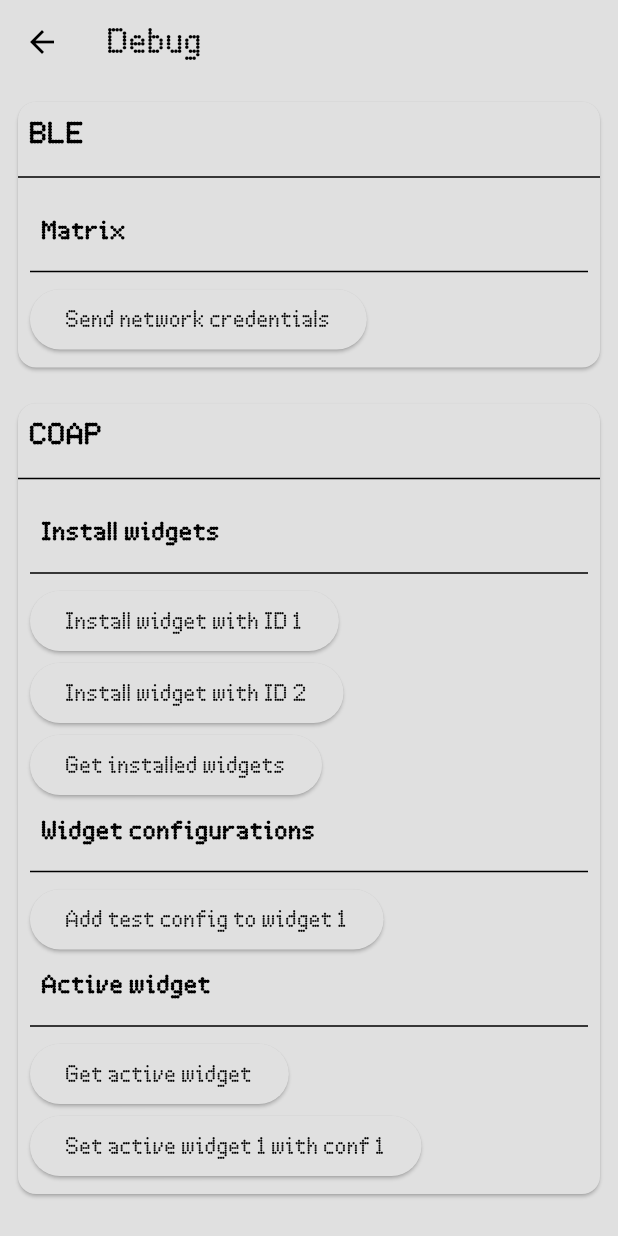
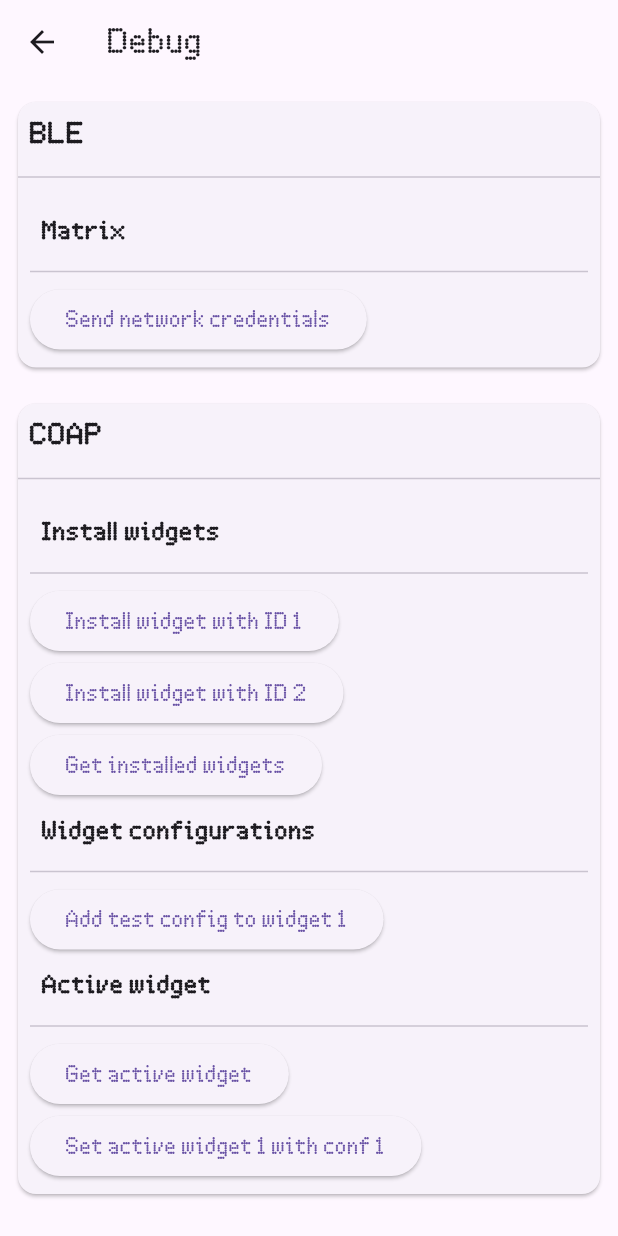
Before and after one commit to mosaico-matrix/mosaico-client, a Flutter app: the screen it shows after launch, after a tap on "Debug", on a phone screen of 412 x 824 dp. Run offline on Flutter 3.47's test engine with Material 3 defaults, Android fonts, the light colour scheme and no system bars; our stand-ins replace flutter_animate, flutter_blue_plus, flutter_slidable, fluttertoast, logger, lottie and 1 more; missing offline and left inert: coap, mosaico_flutter_core.

Commit message:
Moved theme to core package

```diff
--- a/lib/configuration/app_color_scheme.dart
+++ /dev/null
@@ -1,29 +0,0 @@
-import 'package:flutter/material.dart';
-
-class AppColorScheme {
-  static ColorScheme getDefaultColorScheme() {
-    return const ColorScheme(
-      primary: Color(0xFF000000),
-      // Customize your primary color
-      secondary: Color(0xFF0320DA),
-      // Customize your secondary color
-      surface: Color(0xFFE0E0E0),
-      // Customize your surface color
-      background: Color(0xFF202020),
-      // Customize your background color
-      error: Color(0xFFB00020),
-      // Customize your error color
-      onPrimary: Colors.white,
-      // Customize your onPrimary color
-      onSecondary: Colors.black,
-      // Customize your onSecondary color
-      onSurface: Colors.black,
-      // Customize your onSurface color
-      onBackground: Colors.black,
-      // Customize your onBackground color
-      onError: Colors.white,
-      // Customize your onError color
-      brightness: Brightness.light, // Specify the brightness
-    );
-  }
-}
--- a/lib/main.dart
+++ b/lib/main.dart
@@ -7,7 +7,7 @@ import 'package:mosaico/exceptions/exception_handler.dart';
 import 'package:mosaico/widgets/dash_button.dart';
 import 'package:mosaico/widgets/device_status_notch.dart';
 import 'package:mosaico/widgets/dialogs/toaster.dart';
-import 'configuration/app_color_scheme.dart';
+import 'package:mosaico_flutter_core/configuration/app_color_scheme.dart';
 
 void main() {
   runZonedGuarded(() {
--- a/pubspec.yaml
+++ b/pubspec.yaml
@@ -49,6 +49,9 @@ dependencies:
   flutter_blue_plus: ^1.32.7
   fluttertoast: ^8.2.5
   coap: ^9.0.4
+  mosaico_flutter_core:
+    path: ../mosaico-flutter-core
+
 
 dev_dependencies:
   flutter_test:
```
Also changed, not shown: pubspec.lock.
